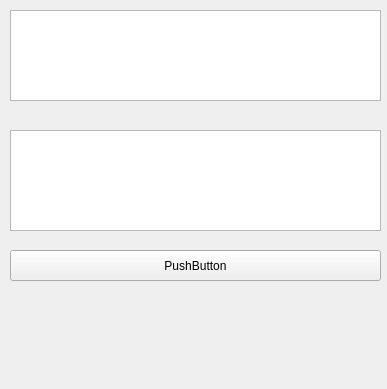
Before: the Qt Designer form ServerDemo/widget.ui in yujinmm/QTCode, drawn with Qt 5.
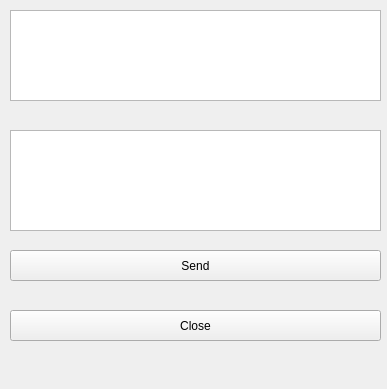
After: the same form once the commit is applied.

```diff
--- a/ServerDemo/widget.ui
+++ b/ServerDemo/widget.ui
@@ -43,7 +43,20 @@
     </rect>
    </property>
    <property name="text">
-    <string>PushButton</string>
+    <string>Send</string>
+   </property>
+  </widget>
+  <widget class="QPushButton" name="CloseButton">
+   <property name="geometry">
+    <rect>
+     <x>10</x>
+     <y>310</y>
+     <width>371</width>
+     <height>31</height>
+    </rect>
+   </property>
+   <property name="text">
+    <string>Close</string>
    </property>
   </widget>
  </widget>
```
